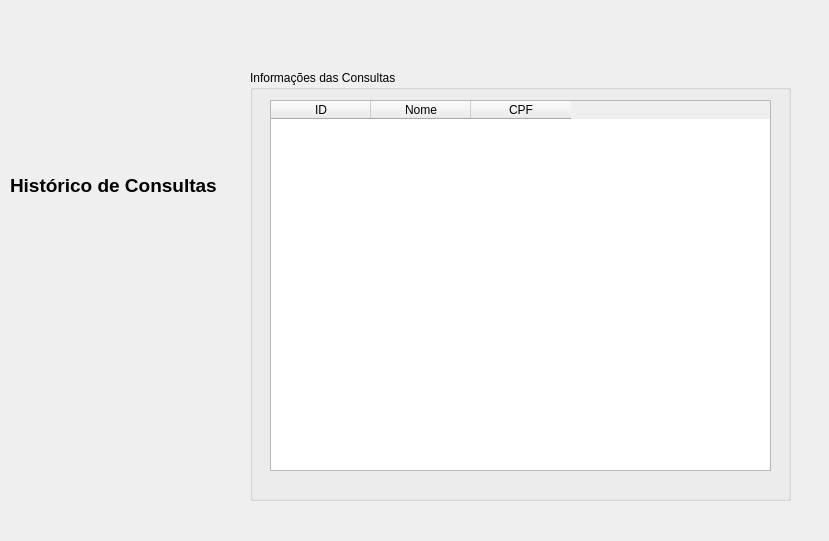
Qt form ui/historico.ui (willasantos/Projeto-SDMC) before a commit.
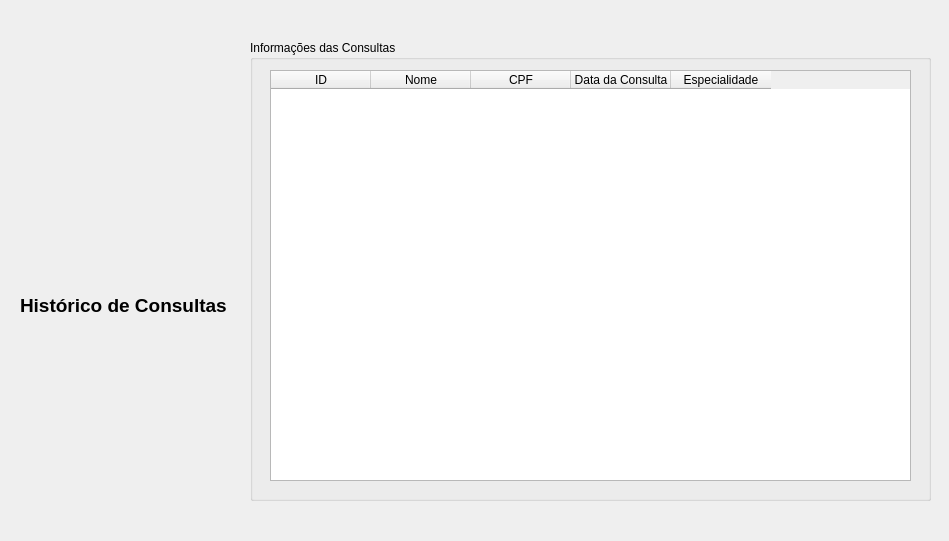
The same form after that commit.

Diff of the .ui file:
```diff
--- a/ui/historico.ui
+++ b/ui/historico.ui
@@ -6,7 +6,7 @@
    <rect>
     <x>0</x>
     <y>0</y>
-    <width>829</width>
+    <width>949</width>
     <height>541</height>
    </rect>
   </property>
@@ -16,8 +16,8 @@
   <widget class="QLabel" name="label">
    <property name="geometry">
     <rect>
-     <x>10</x>
-     <y>120</y>
+     <x>20</x>
+     <y>240</y>
      <width>221</width>
      <height>131</height>
     </rect>
@@ -37,9 +37,9 @@
    <property name="geometry">
     <rect>
      <x>250</x>
-     <y>70</y>
-     <width>541</width>
-     <height>431</height>
+     <y>40</y>
+     <width>681</width>
+     <height>461</height>
     </rect>
    </property>
    <property name="title">
@@ -50,8 +50,8 @@
      <rect>
       <x>20</x>
       <y>30</y>
-      <width>501</width>
-      <height>371</height>
+      <width>641</width>
+      <height>411</height>
      </rect>
     </property>
     <column>
@@ -69,6 +69,16 @@
       <string>CPF</string>
      </property>
     </column>
+    <column>
+     <property name="text">
+      <string>Data da Consulta</string>
+     </property>
+    </column>
+    <column>
+     <property name="text">
+      <string>Especialidade</string>
+     </property>
+    </column>
    </widget>
   </widget>
  </widget>
```
